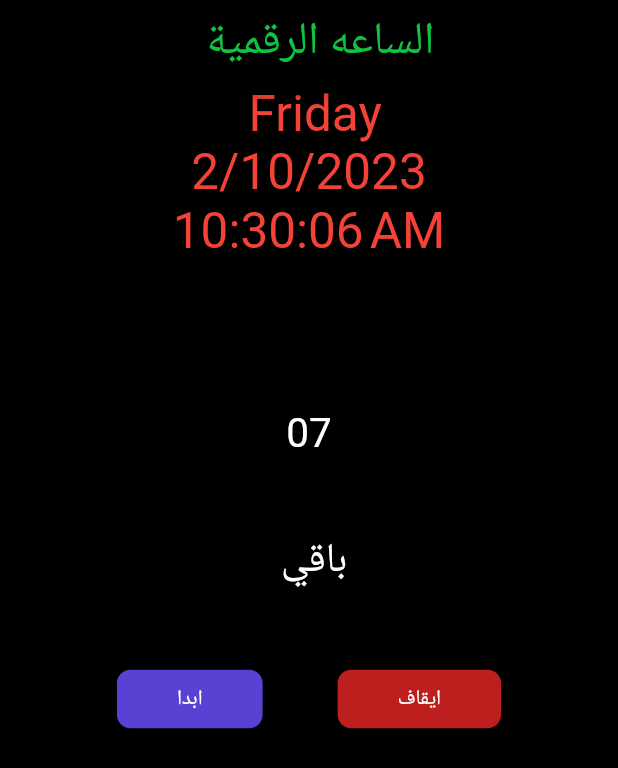
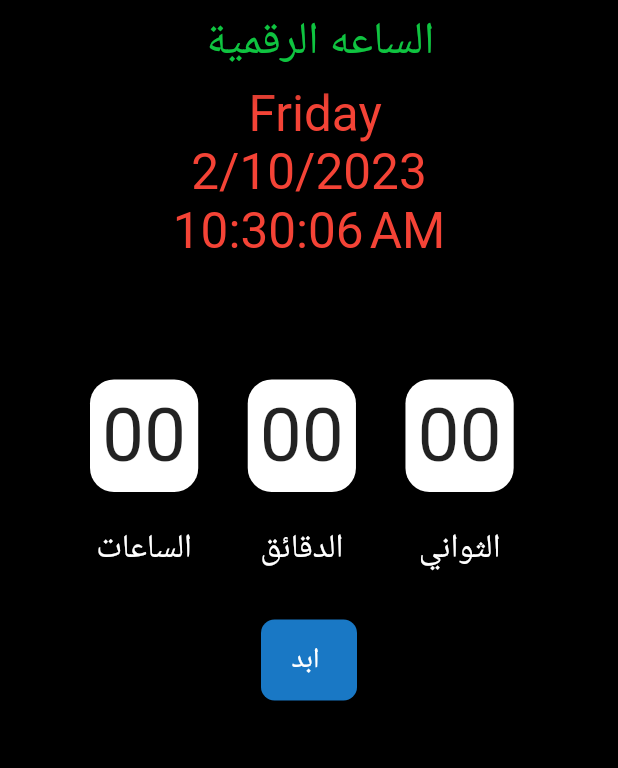
Before and after one commit to fahad3068088/flutter_application_11, a Flutter app: the screen it shows after launch, on a phone screen of 412 x 824 dp. Shown: the top 768 px of the screen. Run offline on Flutter 3.47's test engine with Material 2 defaults, Android fonts, the phone set to English and light mode, and no system bars.

```diff
--- a/lib/main.dart
+++ b/lib/main.dart
@@ -32,7 +32,8 @@ class _MyWidgetState extends State<MyWidget> {
   String timenow = "";
   int mun = 7;
   Timer? returnfuchn;
-
+  Duration duration = Duration(seconds: 0);
+  bool isrunig = false;
   fahad() {
     Timer.periodic(Duration(seconds: 1), (timer) {
       setState(() {
@@ -42,27 +43,20 @@ class _MyWidgetState extends State<MyWidget> {
       });
     });
   }
-
   @override
   void initState() {
     // TODO: implement initState
     super.initState();
     fahad();
   }
-
   starttimre() {
-    returnfuchn=Timer.periodic(Duration(seconds: 1), (timer) {
+    returnfuchn = Timer.periodic(Duration(seconds: 1), (timer) {
       setState(() {
-
-        if (mun>0) {
-          mun--;
-        }else{
-          timer.cancel();
-        }
+        int nwoSeconds = duration.inSeconds + 1;
+        duration = Duration(seconds: nwoSeconds);
       });
     });
   }
-
   Widget build(BuildContext context) {
     return Scaffold(
         appBar: AppBar(
@@ -70,15 +64,15 @@ class _MyWidgetState extends State<MyWidget> {
           title: Center(
             child: Text(
               "  الساعه الرقمية",
-              style: TextStyle(fontSize: 30,color: Color.fromARGB(255, 15, 196, 64)),
+              style: TextStyle(
+                  fontSize: 30, color: Color.fromARGB(255, 15, 196, 64)),
             ),
           ),
         ),
         // ignore: prefer_const_literals_to_create_immutables
         body: Container(
             color: Colors.black,
-          child: Column(
-            children: [
+            child: Column(children: [
               Center(
                 child: Column(
                   mainAxisAlignment: MainAxisAlignment.center,
@@ -100,78 +94,185 @@ class _MyWidgetState extends State<MyWidget> {
                   ],
                 ),
               ),
-              // -------------------------------------------------------------
+              // ///////////////////////////////////////////
               SizedBox(
-                height: 100,
+                height: 80,
               ),
+              Row(
+                children: [
+                  SizedBox(
+                    width: 60,
+                  ),
+                  Column(
+                    children: [
                       Container(
-                color: Colors.black,
-                child: Column(
+                        margin: EdgeInsets.only(bottom: 22),
+                        padding: EdgeInsets.all(8),
+                        decoration: BoxDecoration(
+                          color: Colors.white,
+                          borderRadius: BorderRadius.circular(16),
+                        ),
+                        child: Text(
+                          duration.inHours
+                              .remainder(99)
+                              .toString()
+                              .padLeft(2, "0"),
+                          style: TextStyle(
+                            fontSize: 50,
+                          ),
+                        ),
+                      ),
+                      Text(
+                        "الساعات",
+                        style: TextStyle(fontSize: 22, color: Colors.white),
+                      )
+                    ],
+                  ),
+                  SizedBox(
+                    width: 33,
+                  ),
+                  Column(
                     children: [
+                      Container(
+                        margin: EdgeInsets.only(bottom: 22),
+                        padding: EdgeInsets.all(8),
+                        decoration: BoxDecoration(
+                          color: Colors.white,
+                          borderRadius: BorderRadius.circular(16),
+                        ),
+                        child: Text(
+                          duration.inMinutes
+                              .remainder(60)
+                              .toString()
+                              .padLeft(2, "0"),
+                          style: TextStyle(
+                            fontSize: 50,
+                          ),
+                        ),
+                      ),
                       Text(
-                      mun.toString().padLeft(2, "0"),
+                        "الدقائق",
+                        style: TextStyle(fontSize: 22, color: Colors.white),
+                      )
+                    ],
+                  ),
+                  SizedBox(
+                    width: 33,
+                  ),
+                  Column(
+                    children: [
+                      Container(
+                        margin: EdgeInsets.only(bottom: 22),
+                        padding: EdgeInsets.all(8),
+                        decoration: BoxDecoration(
+                          color: Colors.white,
+                          borderRadius: BorderRadius.circular(16),
+                        ),
+                        child: Text(
+                          duration.inSeconds
+                              .remainder(60)
+                              .toString()
+                              .padLeft(2, "0"),
                           style: TextStyle(
-                          fontSize: 27,
-                          color: Colors.white,
-                          backgroundColor: Colors.black),
+                            fontSize: 50,
                           ),
-                    SizedBox(height: 50),
-                    Text((mun>0)? " باقي":   "تم😍",
-                        style: TextStyle(
-                          fontSize: 27,
-                          color: Colors.white,
-                        )),
-                    SizedBox(height: 50),
-                    Container(
-                      color: Colors.black,
-                      child: Row(
+                        ),
+                      ),
+                      Text(
+                        "الثواني",
+                        style: TextStyle(fontSize: 22, color: Colors.white),
+                      )
+                    ],
+                  ),
+                ],
+              ),
+              SizedBox(
+                height: 33,
+              ),
+              Row(
                 mainAxisAlignment: MainAxisAlignment.center,
+                children: [
+                  isrunig
+                      ? Row(
                           children: [
                             ElevatedButton(
                               onPressed: () {
+                                setState(() {
+                                  if (returnfuchn!.isActive) {
+                                    returnfuchn!.cancel();
+                                  } else {
                                     starttimre();
-                             if ( mun==0 ) {
-                             setState(() {
-                                mun=7;
+                                  }
                                 });
-
-                             }
                               },
                               style: ButtonStyle(
                                 backgroundColor: MaterialStateProperty.all(
-                                  Color.fromARGB(255, 89, 65, 211)),
+                                    Color.fromARGB(255, 197, 25, 97)),
                                 padding: MaterialStateProperty.all(
-                                  EdgeInsets.symmetric(
-                                      horizontal: 40, vertical: 10)),
+                                    EdgeInsets.all(14)),
+                                shape: MaterialStateProperty.all(
+                                    RoundedRectangleBorder(
+                                        borderRadius:
+                                            BorderRadius.circular(9))),
+                              ),
+                              child: Text(
+                                (returnfuchn!.isActive)
+                                    ? "ايقاف الوقت "
+                                    : "تكملة",
+                                style: TextStyle(fontSize: 19),
+                              ),
+                            ),
+                            SizedBox(
+                              width: 35,
+                            ),
+                            ElevatedButton(
+                              onPressed: () {
+                                setState(() {
+                                  isrunig = false;
+
+                                  duration = Duration(seconds: 0);
+                                });
+                              },
+                              style: ButtonStyle(
+                                backgroundColor: MaterialStateProperty.all(
+                                    Color.fromARGB(255, 197, 25, 97)),
+                                padding: MaterialStateProperty.all(
+                                    EdgeInsets.all(14)),
+                                shape: MaterialStateProperty.all(
+                                    RoundedRectangleBorder(
+                                        borderRadius:
+                                            BorderRadius.circular(9))),
+                              ),
+                              child: Text(
+                                "الغاء",
+                                style: TextStyle(fontSize: 19),
+                              ),
+                            ),
+                          ],
+                        )
+                      : ElevatedButton(
+                          onPressed: () {
+                            starttimre();
+                            setState(() {
+                              isrunig = true;
+                            });
+                          },
+                          style: ButtonStyle(
+                            backgroundColor: MaterialStateProperty.all(
+                                Color.fromARGB(255, 25, 120, 197)),
+                            padding:
+                                MaterialStateProperty.all(EdgeInsets.all(14)),
                             shape: MaterialStateProperty.all(
                                 RoundedRectangleBorder(
                                     borderRadius: BorderRadius.circular(9))),
                           ),
-                            child: Text("ابدا"),
+                          child: Text(
+                            "ابد ",
+                            style: TextStyle(fontSize: 19),
                           ),
-                          SizedBox(width: 50),
-                          ElevatedButton(
-                            onPressed: () {returnfuchn!.cancel();},
-                            style: ButtonStyle(
-                              backgroundColor: MaterialStateProperty.all(
-                                  Color.fromARGB(255, 189, 31, 31)),
-                              padding: MaterialStateProperty.all(
-                                  EdgeInsets.symmetric(
-                                      horizontal: 40, vertical: 10)),
-                              shape: MaterialStateProperty.all(
-                                  RoundedRectangleBorder(
-                                      borderRadius: BorderRadius.circular(9))),
                         ),
-                            child: Text("ايقاف"),
-                          )
                 ],
               ),
-                    )
-                  ],
-                ),
-              )
-            ],
-          ),
-        ));
+            ])));
   }
 }
```
Also changed, not shown: 1 other file. Lines whose indentation alone changed are shown as unchanged.
